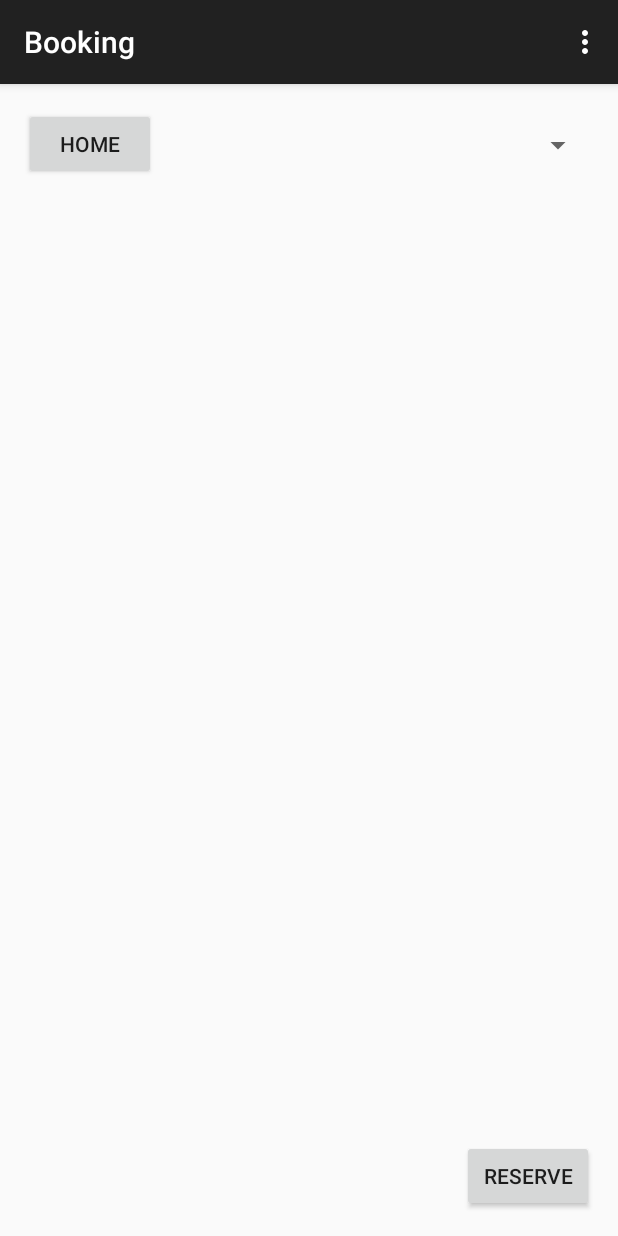
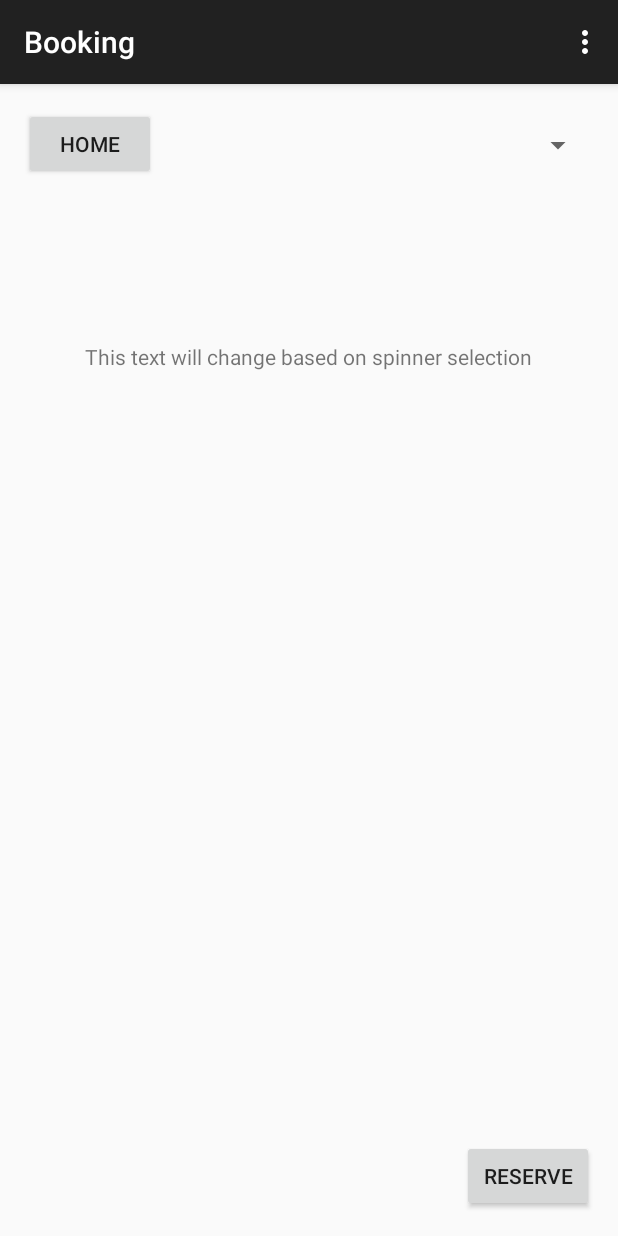
Before and after one commit to mtlingard/test2, an Android app: the SecondActivity screen opened directly, with no data from a screen before it, on a phone screen of 412 x 824 dp. Run offline under Robolectric (Android 15) with nearby library versions, the phone set to English and light mode, and no system bars.

Commit message:
Added some stuff. Buttons work but button on page 2 needs to calculate / store data

```diff
--- a/app/src/main/res/layout/activity_second.xml
+++ b/app/src/main/res/layout/activity_second.xml
@@ -35,4 +35,13 @@
         android:layout_alignParentEnd="true"
         android:spinnerMode="dropdown" />
 
+    <TextView
+        android:layout_width="wrap_content"
+        android:layout_height="wrap_content"
+        android:text="This text will change based on spinner selection"
+        android:id="@+id/txtvSiteInfo"
+        android:layout_below="@+id/spinner"
+        android:layout_centerHorizontal="true"
+        android:layout_marginTop="106dp" />
+
 </RelativeLayout>
```
